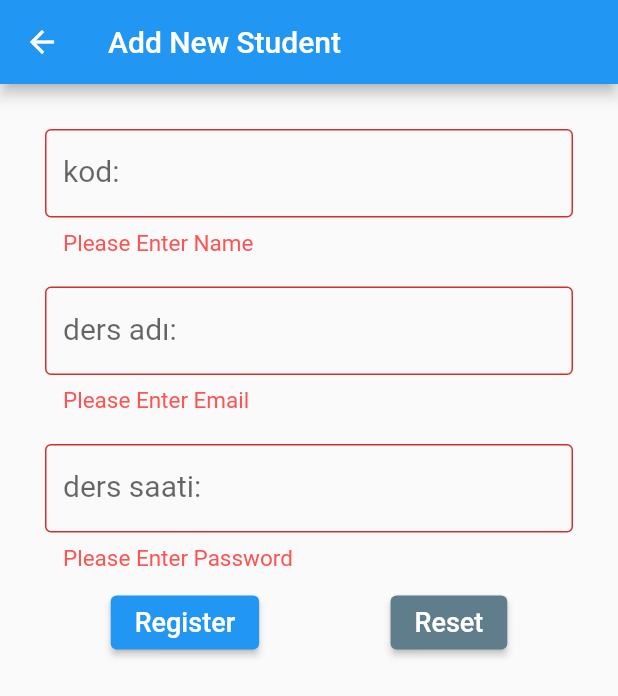
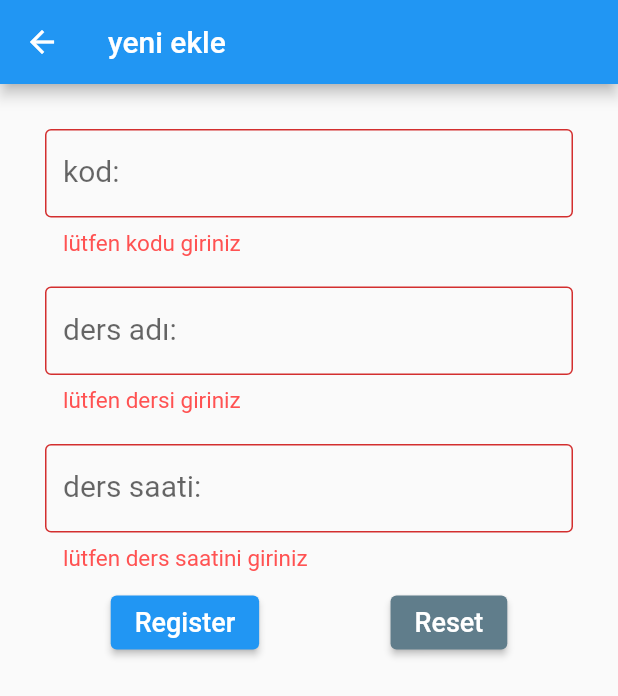
Before and after one commit to laviniatug/projemz, a Flutter app: the AddStudentPage screen opened directly, after a tap on "Register", on a phone screen of 412 x 824 dp. Shown: the top 696 px of the screen. Run offline on Flutter 3.47's test engine with Material 2 defaults, Android fonts, the light colour scheme and no system bars; our stand-ins replace cloud_firestore, firebase_auth, firebase_core, firebase_database, flutter_bloc; accounts and stored records are empty.

Commit message:
Update ders_ekleme.dart

```diff
--- a/edanurtugceokulproje/lib/dersbilgileri/ders_ekleme.dart
+++ b/edanurtugceokulproje/lib/dersbilgileri/ders_ekleme.dart
@@ -14,16 +14,16 @@ class _AddStudentPageState extends State<AddStudentPage> {
   var name = "";
   var email = "";
   var password = "";
-  // Create a text controller and use it to retrieve the current value
-  // of the TextField.
-  final nameController = TextEditingController();            //kontol alanı burada böyle değişken tanımlayıp ileride kullanacağız
+
+  //bir metin derleyicisi oluşturur ve onu geçerli değeri almak için kullannılır yani name controller gibi isimle diğer yerlerden de çağırabiliriz
+  final nameController = TextEditingController();
   final emailController = TextEditingController();
   final passwordController = TextEditingController();
 
   @override
   void dispose() {
-    // Clean up the controller when the widget is disposed.
-    nameController.dispose();       //kontrolu temizler
+    // Widget elden çıkarıldığında denetleyiciyi temizlenir
+    nameController.dispose();      r
     emailController.dispose();
     passwordController.dispose();
     super.dispose();
@@ -35,22 +35,22 @@ class _AddStudentPageState extends State<AddStudentPage> {
     passwordController.clear();
   }
 
-  // Adding Student
+  //firebasede gözüken ekrana ekleme yapıyor
   CollectionReference students =
-  FirebaseFirestore.instance.collection('students');
+  FirebaseFirestore.instance.collection('ders');
 
   Future<void> addUser() {
     return students
         .add({'kod': name, 'ders adı': email, 'ders saati': password})
-        .then((value) => print('User Added'))
-        .catchError((error) => print('Failed to Add user: $error'));
+        .then((value) => print('ders eklendi'))
+        .catchError((error) => print('ders eklenemedi: $error'));
   }
 
   @override
   Widget build(BuildContext context) {
     return Scaffold(
       appBar: AppBar(
-        title: Text("Add New Student"),
+        title: Text("yeni ekle"),
       ),
       body: Form(
         key: _formKey,
@@ -72,7 +72,7 @@ class _AddStudentPageState extends State<AddStudentPage> {
                   controller: nameController,
                   validator: (value) {
                     if (value == null || value.isEmpty) {
-                      return 'Please Enter Name';
+                      return 'lütfen kodu giriniz';
                     }
                     return null;
                   },
@@ -92,7 +92,7 @@ class _AddStudentPageState extends State<AddStudentPage> {
                   controller: emailController,
                   validator: (value) {
                     if (value == null || value.isEmpty) {
-                      return 'Please Enter Email';
+                      return 'lütfen dersi giriniz';
                     }
                     return null;
                   },
@@ -113,7 +113,7 @@ class _AddStudentPageState extends State<AddStudentPage> {
                   controller: passwordController,
                   validator: (value) {
                     if (value == null || value.isEmpty) {
-                      return 'Please Enter Password';
+                      return 'lütfen ders saatini giriniz';
                     }
                     return null;
                   },
@@ -125,7 +125,7 @@ class _AddStudentPageState extends State<AddStudentPage> {
                   children: [
                     ElevatedButton(
                       onPressed: () {
-                        // Validate returns true if the form is valid, otherwise false.
+                     // Doğrula, form geçerliyse doğru, değilse yanlış döndürür.
                         if (_formKey.currentState!.validate()) {
                           setState(() {
                             name = nameController.text;
```
